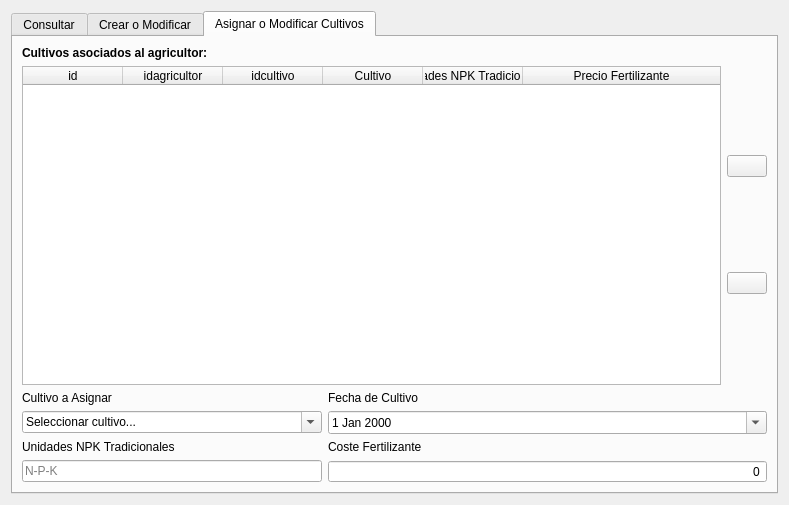
First picture: the form in dialogs/ui/agricultor_dialog.ui, repository franciscocontreras93/agrae_new, before the edit.
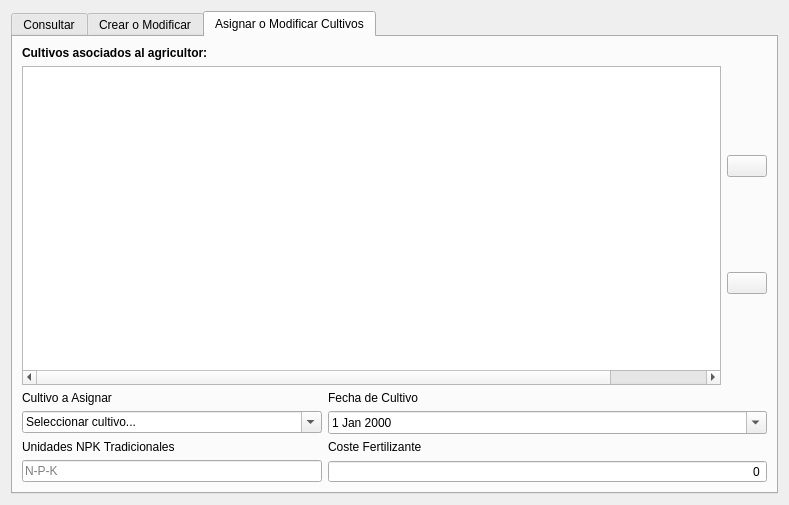
Second picture: the form after the edit.

Commit message: algunos cambios en interfaces agricultor, cambios en el algoritmo de derivar

```diff
--- a/dialogs/ui/agricultor_dialog.ui
+++ b/dialogs/ui/agricultor_dialog.ui
@@ -250,6 +250,9 @@
          <property name="cornerButtonEnabled">
           <bool>false</bool>
          </property>
+         <attribute name="horizontalHeaderVisible">
+          <bool>false</bool>
+         </attribute>
          <attribute name="horizontalHeaderStretchLastSection">
           <bool>true</bool>
          </attribute>
@@ -258,6 +261,11 @@
            <string>id</string>
           </property>
          </column>
+         <column>
+          <property name="text">
+           <string>Nueva columna</string>
+          </property>
+         </column>
          <column>
           <property name="text">
            <string>idagricultor</string>
```
The commit also changes 13 other files.
